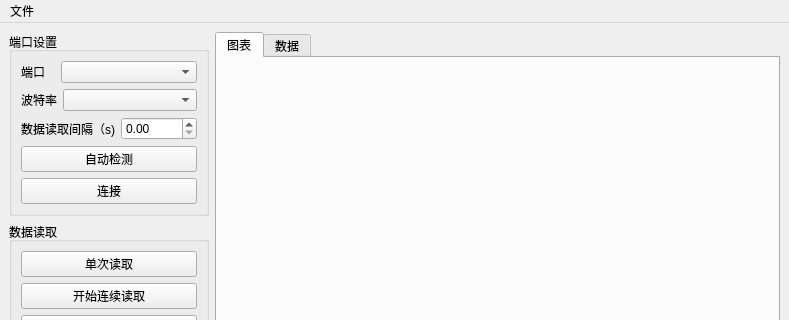
This is views/ui/MainWindow.ui in PelerYuan/QilliTechReader as Qt 5 draws it before an edit; both pictures show x 0 to 789 and y 0 to 320 of the 789 by 604 pixel window. The edited form follows.
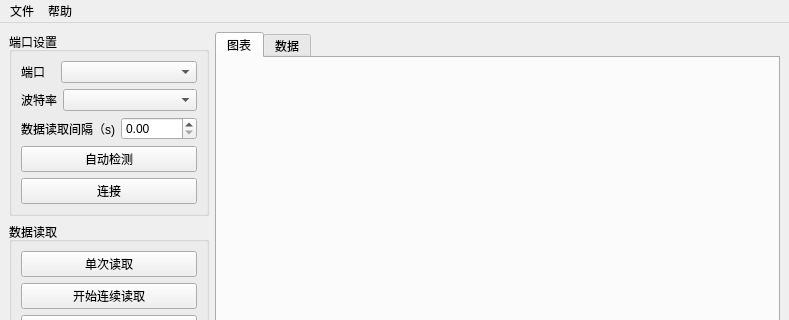
This is the edited form.

```diff
--- a/views/ui/MainWindow.ui
+++ b/views/ui/MainWindow.ui
@@ -216,7 +216,16 @@
     <addaction name="separator"/>
     <addaction name="action_2"/>
    </widget>
+   <widget class="QMenu" name="menu_3">
+    <property name="title">
+     <string>帮助</string>
+    </property>
+    <addaction name="install_driver_action"/>
+    <addaction name="separator"/>
+    <addaction name="about_action"/>
+   </widget>
    <addaction name="menu"/>
+   <addaction name="menu_3"/>
   </widget>
   <widget class="QStatusBar" name="statusbar"/>
   <action name="action">
```
Left out of the diff: 10 changed lines with no effect on the pictures.
